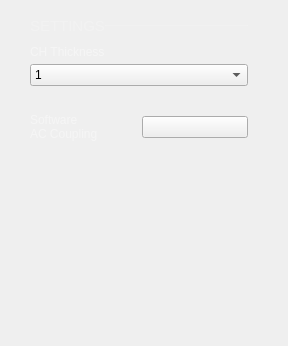
Old version of the form ui/channel_settings.ui in the repository analogdevicesinc/scopy; both pictures show x 0 to 288 and y 192 to 538 of the 288 by 538 pixel window.
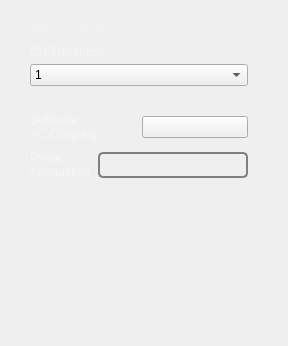
New version of the form. Custom widgets are drawn as their Qt base class.

Commit message: Osc: add probe attenuation for each channel

Diff of the .ui file:
```diff
--- a/ui/channel_settings.ui
+++ b/ui/channel_settings.ui
@@ -116,7 +116,7 @@
         <x>0</x>
         <y>0</y>
         <width>228</width>
-        <height>472</height>
+        <height>468</height>
        </rect>
       </property>
       <property name="sizePolicy">
@@ -755,6 +755,52 @@
          </item>
         </layout>
        </item>
+       <item>
+        <layout class="QHBoxLayout" name="horizontalLayout_3">
+         <property name="spacing">
+          <number>7</number>
+         </property>
+         <property name="topMargin">
+          <number>10</number>
+         </property>
+         <item>
+          <widget class="QLabel" name="label_3">
+           <property name="styleSheet">
+            <string notr="true">color: rgba(255, 255, 255, 102);</string>
+           </property>
+           <property name="text">
+            <string>Probe
+Attenuation</string>
+           </property>
+          </widget>
+         </item>
+         <item>
+          <widget class="QLineEdit" name="probe_attenuation">
+           <property name="styleSheet">
+            <string notr="true">QLineEdit {
+height: 22px;
+color: white;
+font-family: &quot;monospace&quot; 12;
+border: 2px solid;
+border-color: grey;
+border-radius: 5px;
+padding: 0 8px;
+background: transparent;
+selection-background-color: darkgray;
+}
+QLineEdit[invalid=true] {
+border-color: red;
+color: red;
+}
+QLineEdit[valid=true] {
+border-color: grey;
+color: white;
+}</string>
+           </property>
+          </widget>
+         </item>
+        </layout>
+       </item>
        <item>
         <spacer name="verticalSpacer_2">
          <property name="orientation">
```
The commit also changes 2 other files.
